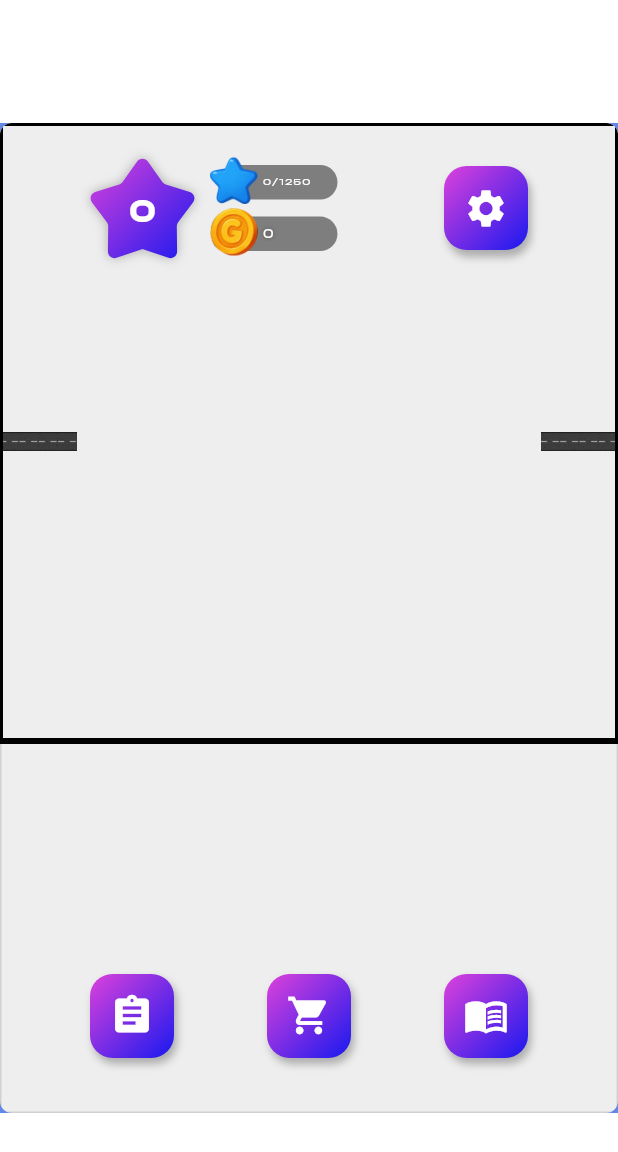
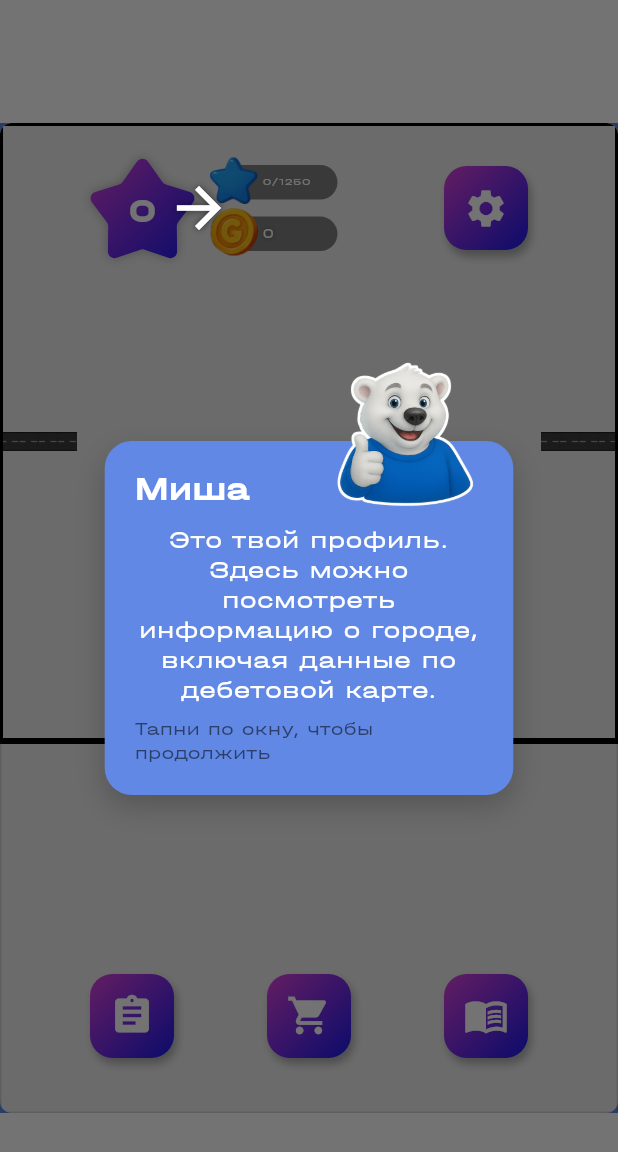
Before and after one commit to NIKIRZATOR/hackathon_economy_app, a Flutter app: the CityMapScreen screen opened directly, on a phone screen of 412 x 824 dp. Shown: the top 1152 px of the screen. Run offline on Flutter 3.47's test engine with Material 3 defaults, Android fonts, the phone set to English and light mode, and no system bars; our stand-ins replace audioplayers, bloc, connectivity_plus, dio, equatable, flutter_svg and 1 more; accounts and stored records are empty; network calls fail.

Commit message:
Добавлено обучение Миши

```diff
--- a/lib/features/bottom_bar/bottom_bar_container.dart
+++ b/lib/features/bottom_bar/bottom_bar_container.dart
@@ -3,6 +3,11 @@ import 'package:hackathon_economy_app/core/ui/MainIconButton.dart';
 
 import '../building_types/model/building_type_model.dart';
 import 'bottom_bar_functions.dart';
+
+// Ключи для нижних кнопок: задания, магазин, альманах
+final tasksButtonKey = GlobalKey();
+final shopButtonKey = GlobalKey();
+final almanacButtonKey = GlobalKey();
 
 class CityMapBottomBar extends StatelessWidget {
   const CityMapBottomBar({
@@ -28,22 +33,35 @@ class CityMapBottomBar extends StatelessWidget {
         child: Row(
           mainAxisAlignment: MainAxisAlignment.spaceBetween,
           children: [
-            MainIconButton(
+            // Список заданий
+            KeyedSubtree(
+              key: tasksButtonKey,
+              child: MainIconButton(
                 icon: Icons.assignment,
                 onPressed: () => openTasks(context, height, wight),
               ),
-            MainIconButton(
+            ),
+            // Магазин
+            KeyedSubtree(
+              key: shopButtonKey,
+              child: MainIconButton(
                 icon: Icons.shopping_cart,
                 onPressed: () async {
-                final selected = await openShop(context, height, wight, userLevel);
+                  final selected =
+                  await openShop(context, height, wight, userLevel);
                   if (selected != null) {
                     onBuyBuildingType(selected);
                   }
                 },
               ),
-            MainIconButton(
+            ),
+            // Альманах
+            KeyedSubtree(
+              key: almanacButtonKey,
+              child: MainIconButton(
                 icon: Icons.menu_book,
                 onPressed: () => openAlmanac(context),
+              ),
             ),
           ],
         ),
--- a/lib/features/city_map/screens/city_map_screen.dart
+++ b/lib/features/city_map/screens/city_map_screen.dart
@@ -44,6 +44,9 @@ import '../services/placement_rules.dart';
 import '../services/static_city_layout.dart';
 import '../services/user_city_storage.dart';
 import '../services/user_inventory_storage.dart';
+
+// 🔽 импорт сервиса обучения
+import '../../tutorial/service/tutorial_service.dart';
 
 part 'parts/map_constants.dart';
 part 'parts/map_passive_income_coins.dart';
@@ -223,6 +226,19 @@ class _CityMapScreenState extends State<CityMapScreen>
     AudioManager().playMusic('background.mp3');
     mapInit();
     _initUser();
+
+    // Показ обзора интерфейса после первого кадра
+    WidgetsBinding.instance.addPostFrameCallback((_) {
+      if (!mounted) return;
+      TutorialService.I.showCityUiTour(
+        context,
+        profileKey: profileButtonKey,
+        settingsKey: settingsButtonKey,
+        tasksKey: tasksButtonKey,
+        shopKey: shopButtonKey,
+        almanacKey: almanacButtonKey,
+      );
+    });
   }
 
   @override
--- a/lib/features/top_bar/city_top_bar.dart
+++ b/lib/features/top_bar/city_top_bar.dart
@@ -5,6 +5,10 @@ import 'package:hackathon_economy_app/core/ui/StarButton.dart';
 import '../../core/ui/OvalFOrCoins.dart';
 import '../../core/ui/xp_progress_oval.dart';
 import 'top_bar_functions.dart';
+
+// Ключи для обзора интерфейса (профиль и настройки)
+final profileButtonKey = GlobalKey();
+final settingsButtonKey = GlobalKey();
 
 class CityTopBar extends StatelessWidget {
   const CityTopBar({
@@ -46,7 +50,10 @@ class CityTopBar extends StatelessWidget {
           children: [
             Row(
               children: [
-                StarButton(
+                // Профиль (звезда/уровень) с ключом
+                KeyedSubtree(
+                  key: profileButtonKey,
+                  child: StarButton(
                     text: '$userLvl',
                     assetPath: 'assets/images/svg/star.svg',
                     size: 70,
@@ -58,6 +65,7 @@ class CityTopBar extends StatelessWidget {
                       cityTitle: cityTitle,
                       hostWidth: screenWidth,
                       hostHeight: screenHeight,
+                    ),
                   ),
                 ),
                 const SizedBox(width: 20),
@@ -82,9 +90,13 @@ class CityTopBar extends StatelessWidget {
                 ),
               ],
             ),
-            MainIconButton(
+            // Настройки с ключом
+            KeyedSubtree(
+              key: settingsButtonKey,
+              child: MainIconButton(
                 icon: Icons.settings,
                 onPressed: () => openSettings(context, userId: userId),
+              ),
             ),
           ],
         ),
--- /dev/null
+++ b/lib/features/tutorial/data/tutorial_steps_welcome.dart
@@ -0,0 +1,24 @@
+import '../model/tutorial_step.dart';
+
+/// Приветственный сценарий для экрана авторизации.
+/// Меняем эмоции Миши по шагам (см. assets/images/Misha).
+final List<TutorialStep> kWelcomeSteps = [
+  TutorialStep(
+    id: 'hello',
+    text:
+    'Привет! Я Миша. Добро пожаловать в нашу игру!',
+    mishaAsset: 'assets/images/Misha/Misha_happy.png',
+  ),
+  TutorialStep(
+    id: 'question',
+    text:
+    'Ты здесь впервые? Если да — можно быстро зарегистрироваться.\nИли войди, если аккаунт уже есть.',
+    mishaAsset: 'assets/images/Misha/Misha_like.png',
+  ),
+  TutorialStep(
+    id: 'hint',
+    text:
+    'Заполни поля ниже и нажми кнопку. Удачи! Встретимся в твоём городе',
+    mishaAsset: 'assets/images/Misha/Misha_smile.png',
+  ),
+];
--- /dev/null
+++ b/lib/features/tutorial/model/tutorial_step.dart
@@ -0,0 +1,15 @@
+class TutorialStep {
+  final String id;
+  final String text;
+  final String mishaAsset;
+  final bool waitsUserTap; // если false — сразу ждём action
+  final String? action;    // код внешнего действия (на будущее)
+
+  const TutorialStep({
+    required this.id,
+    required this.text,
+    required this.mishaAsset,
+    this.waitsUserTap = true,
+    this.action,
+  });
+}
--- /dev/null
+++ b/lib/features/tutorial/service/tutorial_service.dart
@@ -0,0 +1,191 @@
+import 'dart:math' as math;
+import 'package:flutter/material.dart';
+import '../widgets/tutorial_overlay.dart';
+import '../model/tutorial_step.dart';
+import '../data/tutorial_steps_welcome.dart'; // kWelcomeSteps
+
+class TutorialService {
+  TutorialService._();
+  static final TutorialService I = TutorialService._();
+
+  Future<void> showWelcomeTutorial(BuildContext context) async {
+    await showDialog(
+      context: context,
+      barrierDismissible: true, // можно закрыть тапом мимо
+      barrierColor: Colors.transparent, // затемнение делаю внутри оверлея
+      builder: (_) {
+        return WillPopScope(
+          onWillPop: () async => true,
+          child: Material(
+            type: MaterialType.transparency,
+            child: TutorialOverlay(
+              steps: kWelcomeSteps,
+              onAction: _noopAction,
+              onFinished: () {},
+            ),
+          ),
+        );
+      },
+    );
+  }
+
+  /// --- НОВОЕ: обзор интерфейса города по шагам ---
+  Future<void> showCityUiTour(
+      BuildContext context, {
+        required GlobalKey profileKey,
+        required GlobalKey settingsKey,
+        required GlobalKey tasksKey,
+        required GlobalKey shopKey,
+        required GlobalKey almanacKey,
+      }) async {
+    // ждать, пока всё отрисуется
+    await Future.delayed(const Duration(milliseconds: 50));
+
+    final steps = [
+      _UiStep(
+        rect: _rectFromKey(profileKey),
+        text: 'Это твой профиль. Здесь можно посмотреть информацию о городе,\nвключая данные по дебетовой карте.',
+        misha: 'assets/images/Misha/Misha_like.png',
+        arrowDir: _ArrowDir.left,   // ← раньше было right, перевернули
+      ),
+      _UiStep(
+        rect: _rectFromKey(settingsKey),
+        text: 'Настройки. Тут регулируем громкость эффектов и музыки.',
+        misha: 'assets/images/Misha/Misha_neutral.png',
+        arrowDir: _ArrowDir.right,  // ← раньше было left, перевернули
+      ),
+      _UiStep(
+        rect: _rectFromKey(tasksKey),
+        text: 'Список заданий. Выполняй задачи, чтобы повышать уровень.',
+        misha: 'assets/images/Misha/Misha_points.png',
+        arrowDir: _ArrowDir.down,   // ← было up, теперь над иконкой
+      ),
+      _UiStep(
+        rect: _rectFromKey(shopKey),
+        text: 'Магазин. Здесь ты можешь покупать здания,\nкоторые будут приносить тебе монеты или ресурсы',
+        misha: 'assets/images/Misha/Misha_happy.png',
+        arrowDir: _ArrowDir.down,   // ← было up
+      ),
+      _UiStep(
+        rect: _rectFromKey(almanacKey),
+        text: 'Альманах знаний. Изучай продукты Газпромбанка и получай награды.',
+        misha: 'assets/images/Misha/Misha_gift.png',
+        arrowDir: _ArrowDir.down,   // ← было up
+      ),
+
+    ];
+
+    for (final s in steps) {
+      if (s.rect == null) continue; // на всякий
+      await showDialog(
+        context: context,
+        barrierDismissible: true,
+        barrierColor: Colors.transparent,
+        builder: (_) {
+          return Stack(
+            children: [
+              // сам оверлей с 1 шагом (никаких правок в TutorialOverlay!)
+              Material(
+                type: MaterialType.transparency,
+                child: TutorialOverlay(
+                  steps: [
+                    TutorialStep(
+                      id: 'city_ui',
+                      text: s.text,
+                      mishaAsset: s.misha,
+                    ),
+                  ],
+                  onAction: (_) async {},
+                  highlightRect: s.rect,
+                ),
+              ),
+              // простая стрелка поверх, рядом с дырой
+              _ArrowHint(rect: s.rect!, dir: s.arrowDir),
+            ],
+          );
+        },
+      );
+    }
+  }
+
+  Rect? _rectFromKey(GlobalKey key) {
+    final ctx = key.currentContext;
+    if (ctx == null) return null;
+    final rb = ctx.findRenderObject() as RenderBox?;
+    if (rb == null || !rb.attached) return null;
+    final offset = rb.localToGlobal(Offset.zero);
+    return offset & rb.size;
+  }
+
+  // ← добавили пустой обработчик action'ов для welcome-тура
+  Future<void> _noopAction(String _) async {}
+}
+
+/// Внутреннее описание шага UI-тура
+class _UiStep {
+  _UiStep({
+    required this.rect,
+    required this.text,
+    required this.misha,
+    required this.arrowDir,
+  });
+
+  final Rect? rect;
+  final String text;
+  final String misha;
+  final _ArrowDir arrowDir;
+}
+
+enum _ArrowDir { up, down, left, right }
+
+/// Простая «стрелочка» рядом с подсвеченной областью.
+class _ArrowHint extends StatelessWidget {
+  const _ArrowHint({required this.rect, required this.dir});
+
+  final Rect rect;
+  final _ArrowDir dir;
+
+  @override
+  Widget build(BuildContext context) {
+    const double size = 44;
+    late double left, top;
+    late double angle;
+
+    switch (dir) {
+      case _ArrowDir.up:
+        left = rect.center.dx - size / 2;
+        top = rect.bottom + 8;        // стрелка ниже иконки, «смотрит вверх»
+        angle = math.pi;               // развернём вниз-вверх
+        break;
+      case _ArrowDir.down:
+        left = rect.center.dx - size / 2;
+        top = rect.top - size - 8;
+        angle = 0;
+        break;
+      case _ArrowDir.right:
+        left = rect.right + 8;
+        top = rect.center.dy - size / 2;
+        angle =  math.pi / 2;   // было -math.pi/2
+        break;
+      case _ArrowDir.left:
+        left = rect.left - size - 8;
+        top = rect.center.dy - size / 2;
+        angle = -math.pi / 2;   // было  math.pi/2
+        break;
+    }
+
+    return Positioned(
+      left: left,
+      top: top,
+      child: Transform.rotate(
+        angle: angle,
+        child: Icon(
+          Icons.arrow_downward,
+          size: size,
+          color: Colors.white,
+          shadows: const [Shadow(color: Colors.black54, blurRadius: 6)],
+        ),
+      ),
+    );
+  }
+}
--- /dev/null
+++ b/lib/features/tutorial/widgets/misha_face.dart
@@ -0,0 +1,25 @@
+import 'package:flutter/material.dart';
+
+class MishaFace extends StatelessWidget {
+  const MishaFace({
+    super.key,
+    required this.asset,
+    required this.size,
+  });
+
+  final String asset;
+  final double size;
+
+  @override
+  Widget build(BuildContext context) {
+    return ClipRRect(
+      borderRadius: BorderRadius.circular(12),
+      child: Image.asset(
+        asset,
+        width: size,
+        height: size,
+        fit: BoxFit.contain,
+      ),
+    );
+  }
+}
--- /dev/null
+++ b/lib/features/tutorial/widgets/tutorial_overlay.dart
@@ -0,0 +1,270 @@
+import 'dart:async';
+import 'dart:math';
+import 'package:flutter/material.dart';
+import '../model/tutorial_step.dart';
+import 'misha_face.dart';
+
+typedef TutorialActionCallback = Future<void> Function(String action);
+
+class TutorialOverlay extends StatefulWidget {
+  const TutorialOverlay({
+    super.key,
+    required this.steps,
+    required this.onAction,
+    this.highlightRect,
+    this.onFinished,
+  });
+
+  final List<TutorialStep> steps;
+  final TutorialActionCallback onAction;
+  final Rect? highlightRect;
+  final VoidCallback? onFinished;
+
+  @override
+  TutorialOverlayState createState() => TutorialOverlayState();
+}
+
+class TutorialOverlayState extends State<TutorialOverlay> {
+  int _index = 0;
+  String _visibleText = '';
+  Timer? _typer;
+  bool _typing = false;
+
+  TutorialStep get _step => widget.steps[_index];
+
+  @override
+  void initState() {
+    super.initState();
+    _startTyping();
+  }
+
+  @override
+  void dispose() {
+    _typer?.cancel();
+    super.dispose();
+  }
+
+  void _startTyping() {
+    _typer?.cancel();
+    _visibleText = '';
+    _typing = true;
+
+    final full = _step.text;
+    const speed = Duration(milliseconds: 18);
+
+    int i = 0;
+    _typer = Timer.periodic(speed, (t) {
+      if (i >= full.length) {
+        t.cancel();
+        setState(() => _typing = false);
+        return;
+      }
+      setState(() => _visibleText = full.substring(0, ++i));
+    });
+  }
+
+  Future<void> _next() async {
+    if (_typing) {
+      _typer?.cancel();
+      setState(() {
+        _visibleText = _step.text;
+        _typing = false;
+      });
+      return;
+    }
+    if (_step.action != null) {
+      await widget.onAction(_step.action!);
+      return;
+    }
+    _advance();
+  }
+
+  void _advance() {
+    if (_index < widget.steps.length - 1) {
+      setState(() {
+        _index++;
+        _startTyping();
+      });
+    } else {
+      widget.onFinished?.call();
+      Navigator.of(context).pop(); // закрыть оверлей
+    }
+  }
+
+  void completeCurrentAction() => _advance();
+
+  @override
+  Widget build(BuildContext context) {
+    final screen = MediaQuery.of(context).size;
+
+    final showHole =
+        widget.highlightRect != null && _step.action == 'open_shop';
+    final hole = widget.highlightRect ?? const Rect.fromLTWH(-1, -1, 0, 0);
+
+    // размеры диалога — «внутри» рамки приложения (см. AppViewSize/стили)
+    final double minDialogW = 280.0;
+    final double maxDialogW = 420.0;
+    final double dialogW = (screen.width * 0.70).clamp(minDialogW, maxDialogW);
+
+    final double minDialogH = 220.0;
+    final double maxDialogH = 420.0;
+    final double dialogH = (screen.height * 0.45).clamp(minDialogH, maxDialogH);
+
+    return Stack(
+      children: [
+        if (showHole) ..._buildDimBlocksAroundHole(hole, screen) else
+          Positioned.fill(
+            child: GestureDetector(
+              behavior: HitTestBehavior.opaque,
+              onTap: _next,
+              child: Container(color: const Color.fromRGBO(0, 0, 0, 0.55)),
+            ),
+          ),
+
+        // карточка по центру
+        Positioned.fill(
+          child: SafeArea(
+            child: Center(
+              child: GestureDetector(
+                onTap: _next,
+                behavior: HitTestBehavior.deferToChild,
+                child: ConstrainedBox(
+                  constraints: BoxConstraints(
+                    minWidth: minDialogW,
+                    maxWidth: dialogW,
+                    minHeight: minDialogH,
+                    maxHeight: dialogH,
+                  ),
+                  child: Padding(
+                    padding: const EdgeInsets.all(8.0),
+                    child: _DialogCard(
+                      text: _visibleText,
+                      mishaAsset: _step.mishaAsset,
+                    ),
+                  ),
+                ),
+              ),
+            ),
+          ),
+        ),
+      ],
+    );
+  }
+
+  List<Widget> _buildDimBlocksAroundHole(Rect hole, Size screen) {
+    const color = Color.fromRGBO(0, 0, 0, 0.55);
+    final top = Rect.fromLTWH(0, 0, screen.width, hole.top);
+    final left = Rect.fromLTWH(0, hole.top, hole.left, hole.height);
+    final right =
+    Rect.fromLTWH(hole.right, hole.top, screen.width - hole.right, hole.height);
+    final bottom =
+    Rect.fromLTWH(0, hole.bottom, screen.width, screen.height - hole.bottom);
+
+    Rect r(Rect rr) => Rect.fromLTWH(
+      rr.left.clamp(0.0, screen.width),
+      rr.top.clamp(0.0, screen.height),
+      max(0.0, rr.width),
+      max(0.0, rr.height),
+    );
+
+    Widget block(Rect rr) => Positioned.fromRect(
+      rect: r(rr),
+      child: GestureDetector(
+        behavior: HitTestBehavior.opaque,
+        onTap: _next,
+        child: Container(color: color),
+      ),
+    );
+
+    final holeBorder = Positioned.fromRect(
+      rect: r(hole.inflate(4)),
+      child: IgnorePointer(
+        child: Container(
+          decoration: BoxDecoration(
+            borderRadius: BorderRadius.circular(12),
+            border: Border.all(color: Colors.white, width: 2),
+          ),
+        ),
+      ),
+    );
+
+    return [block(top), block(left), block(right), block(bottom), holeBorder];
+  }
+}
+
+class _DialogCard extends StatelessWidget {
+  const _DialogCard({required this.text, required this.mishaAsset});
+
+  final String text;
+  final String mishaAsset;
+
+  @override
+  Widget build(BuildContext context) {
+    final theme = Theme.of(context); // цвета/шрифты из AppTheme
+    return LayoutBuilder(
+      builder: (_, c) {
+        final mishaSize = (c.maxWidth * 0.28).clamp(100.0, 160.0);
+        return Stack(
+          clipBehavior: Clip.none, // не обрезать Мишу
+          children: [
+            Container(
+              padding: const EdgeInsets.fromLTRB(20, 18, 20, 20),
+              decoration: BoxDecoration(
+                color: theme.colorScheme.surface, // = AppColors.iris
+                borderRadius: BorderRadius.circular(18),
+                boxShadow: const [
+                  BoxShadow(
+                    color: Color(0x33000000),
+                    blurRadius: 16,
+                    offset: Offset(0, 8),
+                  ),
+                ],
+              ),
+              child: Column(
+                mainAxisSize: MainAxisSize.min,
+                children: [
+                  Align(
+                    alignment: Alignment.centerLeft,
+                    child: Text(
+                      'Миша',
+                      style: theme.textTheme.titleLarge?.copyWith(
+                        fontWeight: FontWeight.w700,
+                      ),
+                    ),
+                  ),
+                  const SizedBox(height: 10),
+                  Flexible(
+                    child: SingleChildScrollView(
+                      child: AnimatedSize(
+                        duration: const Duration(milliseconds: 120),
+                        child: Text(
+                          text,
+                          textAlign: TextAlign.center,
+                          softWrap: true,
+                          style: theme.textTheme.bodyLarge?.copyWith(height: 1.25),
+                        ),
+                      ),
+                    ),
+                  ),
+                  const SizedBox(height: 8),
+                  Text(
+                    'Тапни по окну, чтобы продолжить',
+                    style: theme.textTheme.bodySmall?.copyWith(
+                      color: Colors.black54,
+                    ),
+                  ),
+                ],
+              ),
+            ),
+            Positioned(
+              right: 20,
+              top: -mishaSize * 0.55, // поднят на ~55% высоты, не обрезается
+              child: MishaFace(asset: mishaAsset, size: mishaSize),
+            ),
+
+          ],
+        );
+      },
+    );
+  }
+}
--- a/pubspec.yaml
+++ b/pubspec.yaml
@@ -41,6 +41,9 @@ flutter:
     - assets/audio/music/
     - assets/audio/sfx/
     - assets/images/buildings/
+    - assets/images/Misha/
+    - assets/audio/music/
+    - assets/audio/sfx/
     - assets/mock_data/
     - assets/images/almanac/
 
```
Also changed, not shown: lib/features/auth/screens/auth_screen.dart (+13 -0 lines), pubspec.lock. Lines whose indentation alone changed are shown as unchanged.
